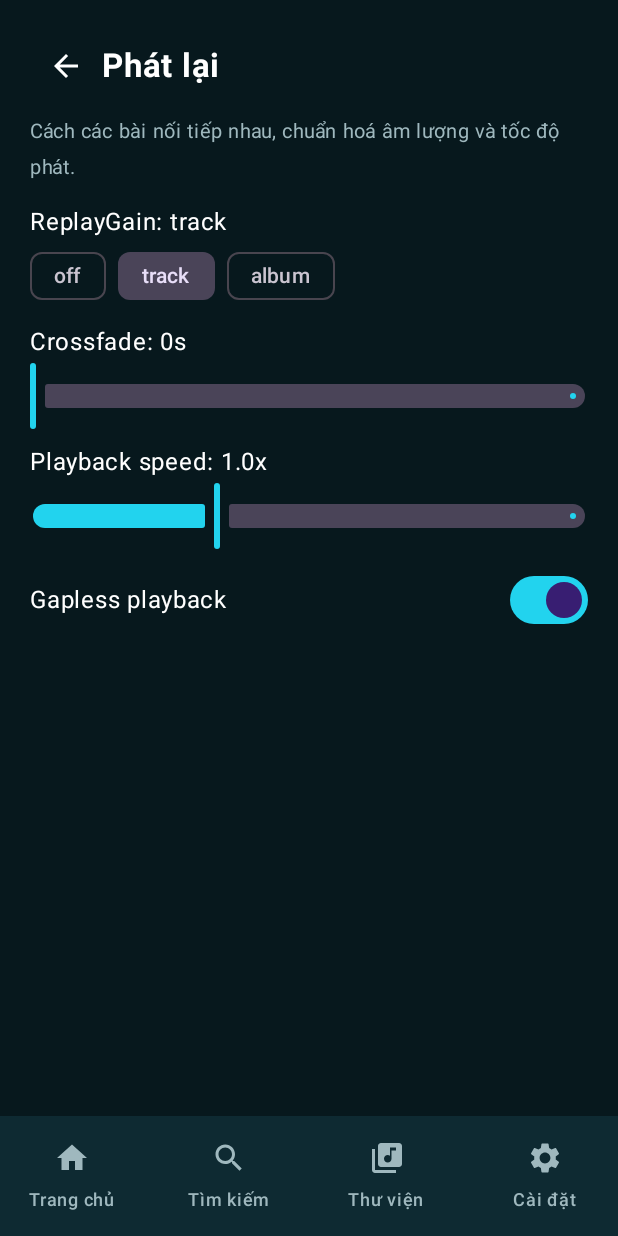
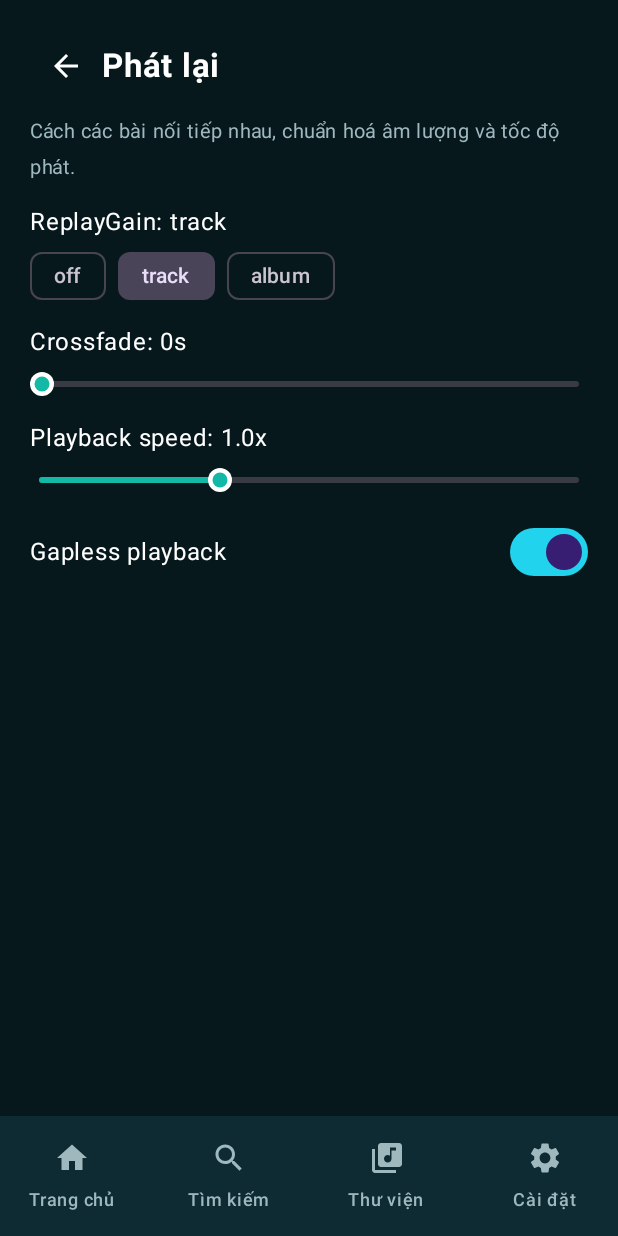
Before and after one commit to Melbournejr/Mio_Player, an Android app built with Jetpack Compose: the SettingsPlaybackScreen screen opened through its navigation route, on a phone screen of 412 x 824 dp. Run offline under Robolectric (Android 15) with nearby library versions, the phone set to English and light mode, and no system bars; our stand-ins replace Room's generated code; pictures from the network do not load; 3 statements that could not run were skipped.

Commit message:
Mio Player 1.1.33 — thin shared slider for all remaining thick M3 Sliders: Now Playing seek bar, EQ Preamp/effects, Parametric Freq/Gain/Q, Settings Crossfade/Speed

```diff
--- a/app/build.gradle.kts
+++ b/app/build.gradle.kts
@@ -9,7 +9,7 @@ android {
         minSdk = 26
         targetSdk = 34
         versionCode = 46
-        versionName = "1.1.32"
+        versionName = "1.1.33"
         testInstrumentationRunner = "androidx.test.runner.AndroidJUnitRunner"
     }
     signingConfigs {
--- a/app/src/main/java/com/mio/player/ui/components/Common.kt
+++ b/app/src/main/java/com/mio/player/ui/components/Common.kt
@@ -1,19 +1,28 @@
 package com.mio.player.ui.components
 import android.content.ContentUris
 import android.provider.MediaStore
+import androidx.compose.foundation.Canvas
 import androidx.compose.foundation.background
 import androidx.compose.foundation.clickable
+import androidx.compose.foundation.gestures.detectHorizontalDragGestures
+import androidx.compose.foundation.gestures.detectTapGestures
 import androidx.compose.foundation.layout.*
 import androidx.compose.foundation.shape.RoundedCornerShape
 import androidx.compose.material.icons.Icons
 import androidx.compose.material.icons.filled.*
 import androidx.compose.material3.*
 import androidx.compose.runtime.Composable
+import androidx.compose.runtime.getValue
+import androidx.compose.runtime.rememberUpdatedState
 import androidx.compose.ui.Alignment
 import androidx.compose.ui.Modifier
+import androidx.compose.ui.draw.alpha
 import androidx.compose.ui.draw.clip
+import androidx.compose.ui.geometry.Offset
 import androidx.compose.ui.graphics.Color
+import androidx.compose.ui.graphics.StrokeCap
 import androidx.compose.ui.graphics.vector.ImageVector
+import androidx.compose.ui.input.pointer.pointerInput
 import androidx.compose.ui.layout.ContentScale
 import androidx.compose.ui.platform.LocalContext
 import androidx.compose.ui.text.font.FontWeight
@@ -89,6 +98,87 @@ fun formatDuration(ms: Long): String { val s = (ms/1000).toInt(); return "%d:%02
         }
     }
 }
+/** A thin, refined horizontal slider (v1.1.33) — the shared
+ *  replacement for every remaining thick Material3 Expressive
+ *  Slider in the app: the Now Playing time bar, the EQ Preamp /
+ *  effects sliders, the Parametric Freq/Gain/Q sliders, and the
+ *  Settings Crossfade / Speed sliders. The user called those
+ *  "to, thô" (big, crude) after the EQ band faders went thin in
+ *  v1.1.31, and asked for the time bar and the other sliders to
+ *  be neat too. Same look as the vertical band fader: a 4dp track
+ *  (dark unfilled, teal filled) and a small 16dp round thumb
+ *  (white with a teal centre). Drag horizontally to change the
+ *  value; tap the track to jump to that value. When [enabled] is
+ *  false (the Parametric Q slider for a Shelf band) it renders
+ *  dimmed and ignores input. The drag snapshots the value in
+ *  onDragStart so incremental deltas never lose a step to a stale
+ *  read, and consumes its moves so a horizontal drag on a slider
+ *  does not scroll the screen behind it. */
+@Composable fun ThinSlider(
+    value: Float,
+    onValueChange: (Float) -> Unit,
+    modifier: Modifier = Modifier,
+    valueRange: ClosedFloatingPointRange<Float> = 0f..1f,
+    enabled: Boolean = true
+) {
+    val currentValue by rememberUpdatedState(value)
+    Box(
+        modifier
+            .height(32.dp)
+            .fillMaxWidth()
+            .alpha(if (enabled) 1f else 0.4f)
+            .pointerInput(enabled) {
+                if (!enabled) return@pointerInput
+                detectTapGestures { offset ->
+                    val frac = (offset.x / size.width).coerceIn(0f, 1f)
+                    onValueChange(valueRange.start + frac * (valueRange.endInclusive - valueRange.start))
+                }
+            }
+            .pointerInput(enabled) {
+                if (!enabled) return@pointerInput
+                var dragValue = 0f
+                detectHorizontalDragGestures(
+                    onDragStart = { dragValue = currentValue },
+                    onHorizontalDrag = { change, dragAmount ->
+                        change.consume()
+                        val span = valueRange.endInclusive - valueRange.start
+                        dragValue = (dragValue + dragAmount / size.width * span)
+                            .coerceIn(valueRange.start, valueRange.endInclusive)
+                        onValueChange(dragValue)
+                    }
+                )
+            }
+    ) {
+        Canvas(Modifier.fillMaxSize()) {
+            val trackWidth = 4.dp.toPx()
+            val thumbRadius = 8.dp.toPx()
+            val centerY = size.height / 2f
+            val left = thumbRadius
+            val right = size.width - thumbRadius
+            val frac = ((value - valueRange.start) / (valueRange.endInclusive - valueRange.start)).coerceIn(0f, 1f)
+            val valueX = left + frac * (right - left)
+            // Unfilled track (full width, dark).
+            drawLine(
+                color = Color(0xFF3A3A44),
+                start = Offset(left, centerY),
+                end = Offset(right, centerY),
+                strokeWidth = trackWidth,
+                cap = StrokeCap.Round
+            )
+            // Filled track (teal, from the left up to the thumb).
+            drawLine(
+                color = Color(0xFF14B8A6),
+                start = Offset(left, centerY),
+                end = Offset(valueX, centerY),
+                strokeWidth = trackWidth,
+                cap = StrokeCap.Round
+            )
+            // Thumb: white disc with a teal centre.
+            drawCircle(color = Color.White, radius = thumbRadius, center = Offset(valueX, centerY))
+            drawCircle(color = Color(0xFF14B8A6), radius = thumbRadius - 3.dp.toPx(), center = Offset(valueX, centerY))
+        }
+    }
+}
 // v1.1.15 — WaveformBar DELETED: a fake pseudo-waveform (20 hard-coded
 // bar heights coloured by progress), and dead code — no screen used
 // it. A waveform that does not come from the audio has no place in
--- a/app/src/main/java/com/mio/player/ui/screens/Detail.kt
+++ b/app/src/main/java/com/mio/player/ui/screens/Detail.kt
@@ -385,10 +385,10 @@ import kotlinx.coroutines.launch
         Spacer(Modifier.height(8.dp))
         val crossfadeSec = crossfadeMs / 1000f
         Text("Crossfade: ${crossfadeSec.toInt()}s", color = MioText)
-        Slider(value = crossfadeSec, onValueChange = { scope.launch { settings.set(SettingsStore.KEY_CROSSFADE_MS, (it * 1000).toInt()) } }, valueRange = 0f..12f)
+        ThinSlider(value = crossfadeSec, onValueChange = { scope.launch { settings.set(SettingsStore.KEY_CROSSFADE_MS, (it * 1000).toInt()) } }, valueRange = 0f..12f)
         Spacer(Modifier.height(8.dp))
         Text("Playback speed: ${speed}x", color = MioText)
-        Slider(value = speed, onValueChange = { scope.launch { settings.set(SettingsStore.KEY_SPEED, it) } }, valueRange = 0.5f..2f)
+        ThinSlider(value = speed, onValueChange = { scope.launch { settings.set(SettingsStore.KEY_SPEED, it) } }, valueRange = 0.5f..2f)
         Spacer(Modifier.height(8.dp))
         Row(verticalAlignment = Alignment.CenterVertically) {
             Text("Gapless playback", color = MioText, modifier = Modifier.weight(1f))
--- a/app/src/main/java/com/mio/player/ui/screens/NowPlaying.kt
+++ b/app/src/main/java/com/mio/player/ui/screens/NowPlaying.kt
@@ -33,6 +33,7 @@ import com.mio.player.ui.components.AlbumArt
 import com.mio.player.ui.components.MetadataEditDialog
 import com.mio.player.ui.visualizer.VIS_HERO_HEIGHT_DP
 import com.mio.player.ui.visualizer.VisualizerPanel
+import com.mio.player.ui.components.ThinSlider
 import com.mio.player.ui.components.TrackRow
 import com.mio.player.ui.components.formatDuration
 import com.mio.player.ui.navigation.Routes
@@ -365,7 +366,7 @@ import kotlinx.coroutines.delay
         // v1.1.17: the visualizer moved to the hero slot directly
         // under the top bar — it is no longer down here.
         Spacer(Modifier.height(4.dp))
-        Slider(value = pos.toFloat().coerceIn(0f, totalF), onValueChange = { pos = it.toLong(); vm.pm.seekTo(it.toLong()) }, valueRange = 0f..totalF, modifier = Modifier.fillMaxWidth())
+        ThinSlider(value = pos.toFloat().coerceIn(0f, totalF), onValueChange = { pos = it.toLong(); vm.pm.seekTo(it.toLong()) }, valueRange = 0f..totalF, modifier = Modifier.fillMaxWidth())
         Row(Modifier.fillMaxWidth(), horizontalArrangement = Arrangement.SpaceBetween) {
             Text(formatDuration(pos), color = MioTextSecondary, fontSize = 12.sp)
             Text(formatDuration(totalMs), color = MioTextSecondary, fontSize = 12.sp)
--- a/app/src/main/java/com/mio/player/ui/screens/NowPlayingLandscape.kt
+++ b/app/src/main/java/com/mio/player/ui/screens/NowPlayingLandscape.kt
@@ -29,6 +29,7 @@ import com.mio.player.data.model.LyricLine
 import com.mio.player.ui.components.AlbumArt
 import com.mio.player.ui.components.MetadataEditDialog
 import com.mio.player.ui.visualizer.VisualizerPanel
+import com.mio.player.ui.components.ThinSlider
 import com.mio.player.ui.components.TrackRow
 import com.mio.player.ui.components.formatDuration
 import com.mio.player.ui.components.isLandscape
@@ -363,7 +364,7 @@ import kotlinx.coroutines.delay
                         Text(plain ?: source, color = MioTextSecondary, fontSize = 14.sp)
                     }
                 }
-                Slider(value = pos.toFloat().coerceIn(0f, totalF), onValueChange = { pos = it.toLong(); vm.pm.seekTo(it.toLong()) }, valueRange = 0f..totalF, modifier = Modifier.fillMaxWidth())
+                ThinSlider(value = pos.toFloat().coerceIn(0f, totalF), onValueChange = { pos = it.toLong(); vm.pm.seekTo(it.toLong()) }, valueRange = 0f..totalF, modifier = Modifier.fillMaxWidth())
                 Row(Modifier.fillMaxWidth(), horizontalArrangement = Arrangement.SpaceBetween) {
                     Text(formatDuration(pos), color = MioTextSecondary, fontSize = 12.sp)
                     Text(formatDuration(totalMs), color = MioTextSecondary, fontSize = 12.sp)
```
Also changed, not shown: app/src/main/java/com/mio/player/ui/screens/Equalizer.kt (+9 -8 lines).
